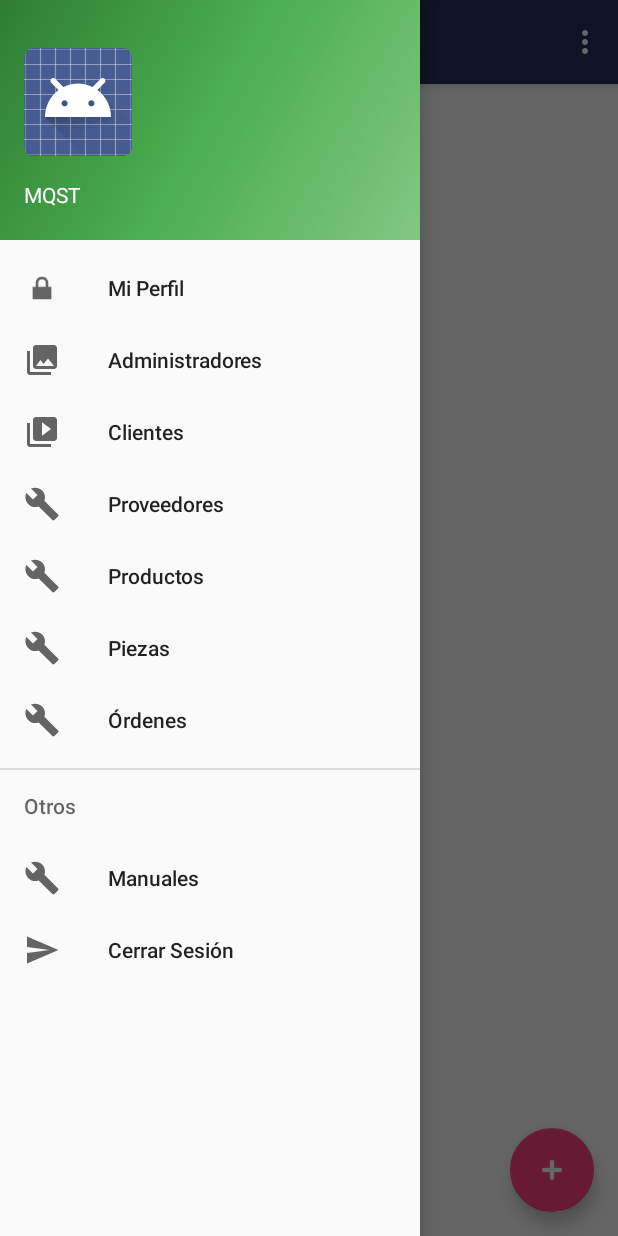
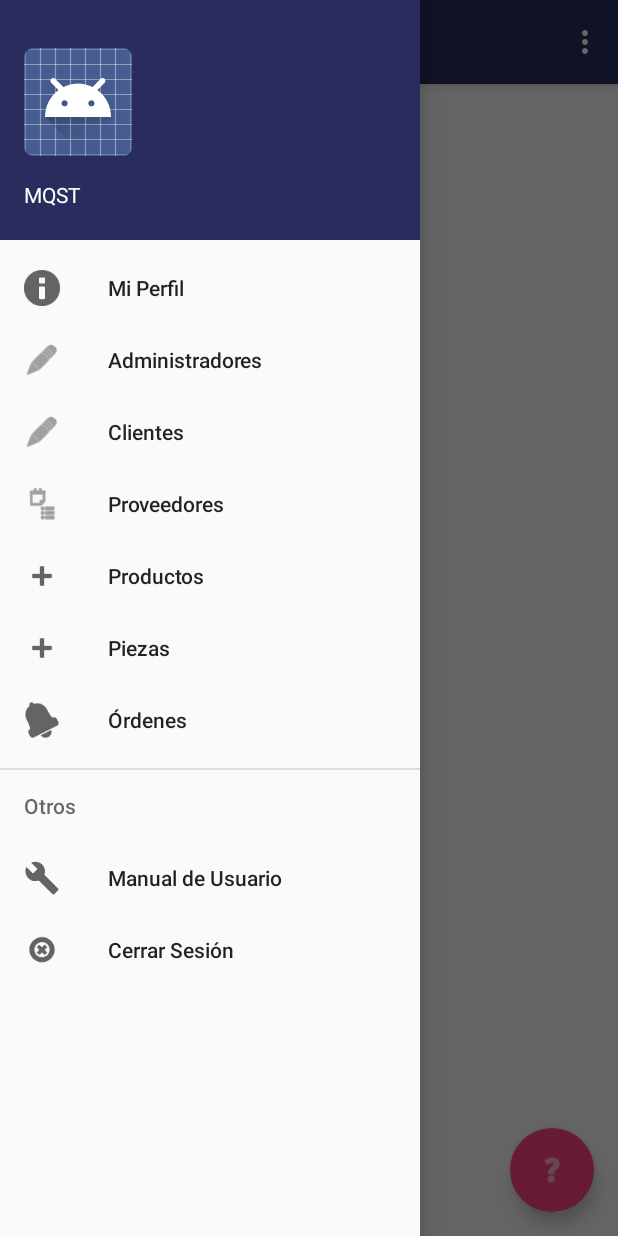
Before and after one commit to SenkoShirogane/MQST_Movil, an Android app: the Administrador screen opened directly, with no data from a screen before it, with the side drawer open, on a phone screen of 412 x 824 dp. Run offline under Robolectric (Android 15) with nearby library versions, the phone set to English and light mode, and no system bars.

Commit message:
no ché x3

```diff
--- a/app/src/main/AndroidManifest.xml
+++ b/app/src/main/AndroidManifest.xml
@@ -4,7 +4,6 @@
 
     <application
         android:allowBackup="true"
-        android:background="#d4d4d4"
         android:icon="@mipmap/ic_launcher"
         android:label="@string/app_name"
         android:roundIcon="@mipmap/ic_launcher_round"
@@ -13,7 +12,6 @@
         <activity android:name=".MainActivity">
             <intent-filter>
                 <action android:name="android.intent.action.MAIN" />
-
                 <category android:name="android.intent.category.LAUNCHER" />
             </intent-filter>
         </activity>
@@ -28,7 +26,6 @@
         <activity
             android:name=".administrador.AgregarOrdenesActivity"
             android:label="Agregar Órdenes"/>
-
     </application>
 
 </manifest>
--- a/app/src/main/res/drawable-v21/ic_menu_camera.xml
+++ b/app/src/main/res/drawable-v21/ic_menu_camera.xml
@@ -5,7 +5,7 @@
     android:viewportWidth="24.0">
     <path
         android:fillColor="#FF000000"
-        android:pathData="M12,12m-3.2,0a3.2,3.2 0,1 1,6.4 0a3.2,3.2 0,1 1,-6.4 0" />
+        android:pathData="M12,12m-3.32,0a3.2,3.2 0,1 100,6.4 0a3.2,3.2 0,1 1,-6.4 0" />
     <path
         android:fillColor="#FF000000"
         android:pathData="M9,2L7.17,4H4c-1.1,0 -2,0.9 -2,2v12c0,1.1 0.9,2 2,2h16c1.1,0 2,-0.9 2,-2V6c0,-1.1 -0.9,-2 -2,-2h-3.17L15,2H9zm3,15c-2.76,0 -5,-2.24 -5,-5s2.24,-5 5,-5 5,2.24 5,5 -2.24,5 -5,5z" />
--- /dev/null
+++ b/app/src/main/res/drawable/ic_prueba.xml
@@ -0,0 +1,4 @@
+<?xml version="1.0" encoding="utf-8"?>
+<selector xmlns:android="http://schemas.android.com/apk/res/android">
+
+</selector>
--- a/app/src/main/res/layout/app_bar_administrador.xml
+++ b/app/src/main/res/layout/app_bar_administrador.xml
@@ -16,6 +16,7 @@
             android:layout_width="match_parent"
             android:layout_height="?attr/actionBarSize"
             android:background="?attr/colorPrimary"
+
             app:popupTheme="@style/AppTheme.PopupOverlay" />
 
     </android.support.design.widget.AppBarLayout>
@@ -28,7 +29,7 @@
         android:layout_height="wrap_content"
         android:layout_gravity="bottom|end"
         android:layout_margin="@dimen/fab_margin"
-        app:srcCompat="@android:drawable/ic_input_add"
+        app:srcCompat="@android:drawable/ic_menu_help"
         android:tint="@android:color/background_light"/>
 
 </android.support.design.widget.CoordinatorLayout>
--- a/app/src/main/res/layout/app_bar_cliente.xml
+++ b/app/src/main/res/layout/app_bar_cliente.xml
@@ -29,6 +29,6 @@
         android:layout_gravity="bottom|end"
         android:layout_margin="@dimen/fab_margin"
         app:srcCompat="@android:drawable/ic_input_add"
-        android:tint="@android:color/background_light"/>
+        android:tint="@android:color/background_light" />
 
 </android.support.design.widget.CoordinatorLayout>
--- a/app/src/main/res/layout/fragment_ordenes_admin.xml
+++ b/app/src/main/res/layout/fragment_ordenes_admin.xml
@@ -15,7 +15,7 @@
             <TextView
                 android:layout_width="match_parent"
                 android:layout_height="wrap_content"
-                android:text="@string/GestionOrdenes"
+                android:text="@string/ges_Ordenes"
                 android:textSize="25sp"
                 android:textColor="@color/colorPrimaryDark"
                 android:gravity="center_horizontal"
--- a/app/src/main/res/layout/nav_header_administrador.xml
+++ b/app/src/main/res/layout/nav_header_administrador.xml
@@ -3,7 +3,7 @@
     xmlns:app="http://schemas.android.com/apk/res-auto"
     android:layout_width="match_parent"
     android:layout_height="@dimen/nav_header_height"
-    android:background="@drawable/side_nav_bar"
+    android:background="@color/colorPrimaryDark"
     android:gravity="bottom"
     android:orientation="vertical"
     android:paddingBottom="@dimen/activity_vertical_margin"
--- a/app/src/main/res/layout/nav_header_cliente.xml
+++ b/app/src/main/res/layout/nav_header_cliente.xml
@@ -3,7 +3,7 @@
     xmlns:app="http://schemas.android.com/apk/res-auto"
     android:layout_width="match_parent"
     android:layout_height="@dimen/nav_header_height"
-    android:background="@drawable/side_nav_bar"
+    android:background="@color/colorPrimaryDark"
     android:gravity="bottom"
     android:orientation="vertical"
     android:paddingBottom="@dimen/activity_vertical_margin"
--- a/app/src/main/res/menu/activity_administrador_drawer.xml
+++ b/app/src/main/res/menu/activity_administrador_drawer.xml
@@ -4,44 +4,44 @@
     <group android:checkableBehavior="single">
         <item
             android:id="@+id/nav_perfilAdmin"
-            android:icon="@android:drawable/ic_lock_lock"
-            android:title="Mi Perfil" />
+            android:icon="@android:drawable/ic_dialog_info"
+            android:title="@string/MiPerfil" />
         <item
             android:id="@+id/nav_administradores"
-            android:icon="@drawable/ic_menu_gallery"
+            android:icon="@android:drawable/ic_menu_edit"
             android:title="Administradores" />
         <item
             android:id="@+id/nav_clientesAdmin"
-            android:icon="@drawable/ic_menu_slideshow"
-            android:title="Clientes" />
+            android:icon="@android:drawable/ic_menu_edit"
+            android:title="@string/clientes" />
         <item
             android:id="@+id/nav_proveedoresAdmin"
-            android:icon="@drawable/ic_menu_manage"
+            android:icon="@android:drawable/ic_menu_agenda"
             android:title="Proveedores" />
         <item
             android:id="@+id/nav_productosAdmin"
-            android:icon="@drawable/ic_menu_manage"
+            android:icon="@android:drawable/ic_input_add"
             android:title="Productos" />
         <item
             android:id="@+id/nav_piezasAdmin"
-            android:icon="@drawable/ic_menu_manage"
+            android:icon="@android:drawable/ic_input_add"
             android:title="Piezas" />
         <item
             android:id="@+id/nav_ordenesAdmin"
-            android:icon="@drawable/ic_menu_manage"
+            android:icon="@android:drawable/ic_popup_reminder"
             android:title="Órdenes" />
     </group>
 
-    <item android:title="Otros">
+    <item android:title="@string/otros">
         <menu>
             <item
                 android:id="@+id/nav_manualAdmin"
                 android:icon="@drawable/ic_menu_manage"
-                android:title="Manuales" />
+                android:title="@string/Manual" />
             <item
                 android:id="@+id/nav_salirAdmin"
-                android:icon="@drawable/ic_menu_send"
-                android:title="Cerrar Sesión" />
+                android:icon="@android:drawable/ic_notification_clear_all"
+                android:title="@string/CerrarSesion" />
         </menu>
     </item>
 
--- a/app/src/main/res/values/colors.xml
+++ b/app/src/main/res/values/colors.xml
@@ -7,4 +7,5 @@
     <color name="blanco">#ffffff</color>
     <color name="Botones">#003366</color>
     <color name="Rojo">#ef1212</color>
+    <color name="grisclaro">#aaaaaa</color>
 </resources>
```
Also changed, not shown: app/src/main/java/ipn/sofficcesware/com/mqst/administrador/AgregarOrdenesActivity.java (+17 -0 lines), app/src/main/res/menu/activity_cliente_drawer.xml (+6 -6 lines), app/src/main/res/values/strings.xml (+9 -7 lines).
